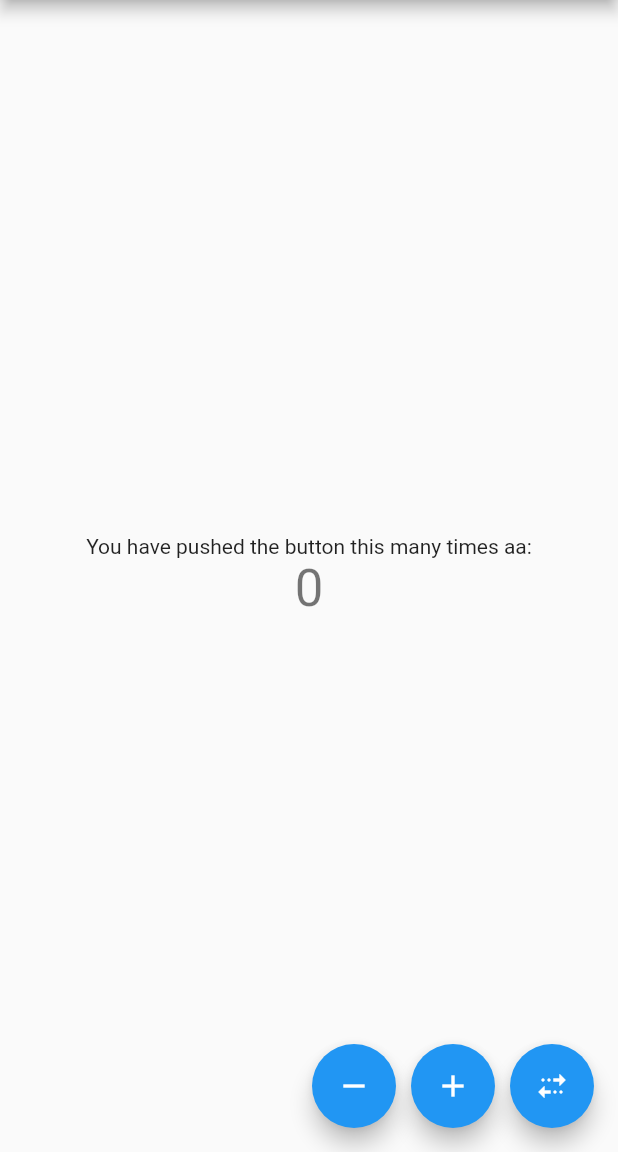
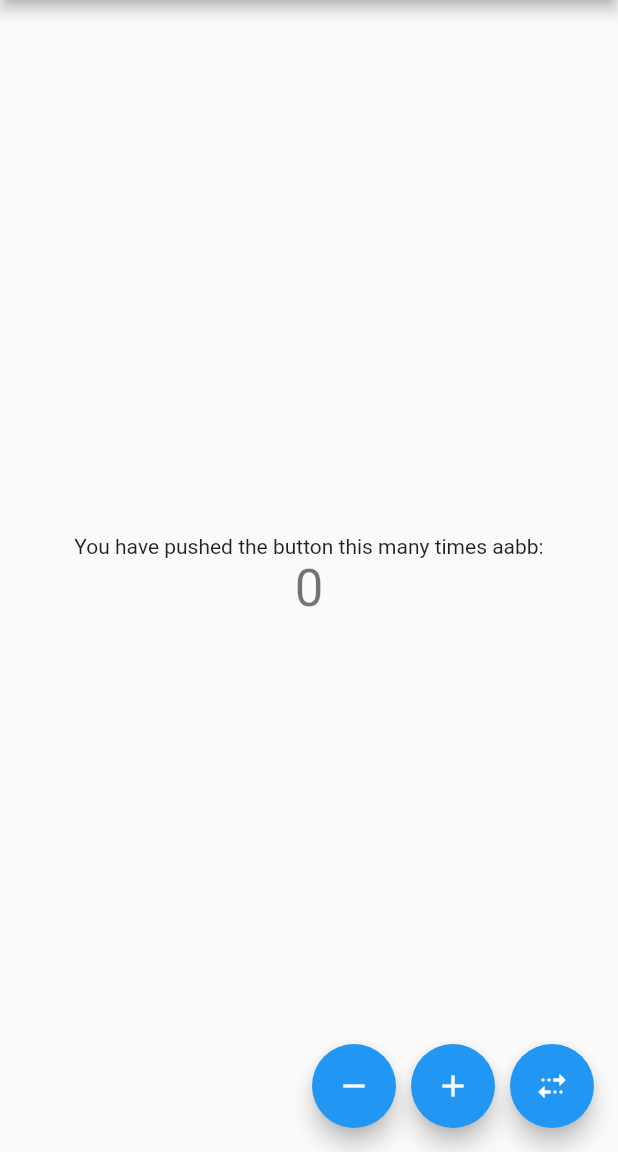
Before and after one commit to vignesh1244/block_flutter, a Flutter app: the screen it shows after launch, on a phone screen of 412 x 824 dp, the part 84-1236 px from its top. Run offline on Flutter 3.47's test engine with Material 2 defaults, Android fonts, the phone set to English and light mode, and no system bars.

Commit message:
first ab

```diff
--- a/lib/main.dart
+++ b/lib/main.dart
@@ -59,7 +59,7 @@ class _MyHomePageState extends State<MyHomePage> {
               mainAxisAlignment: MainAxisAlignment.center,
               children: <Widget>[
                 Text(
-                  'You have pushed the button this many times aa:',
+                  'You have pushed the button this many times aabb:',
                 ),
                 Text(
                   '${snapshot.data}',
```
